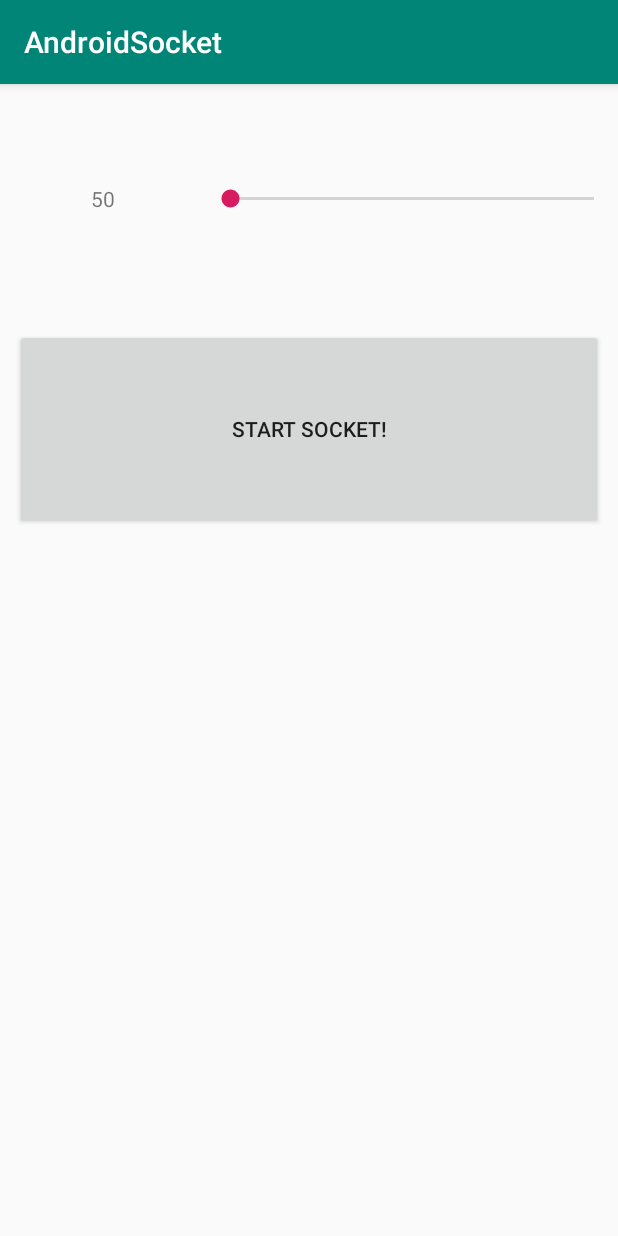
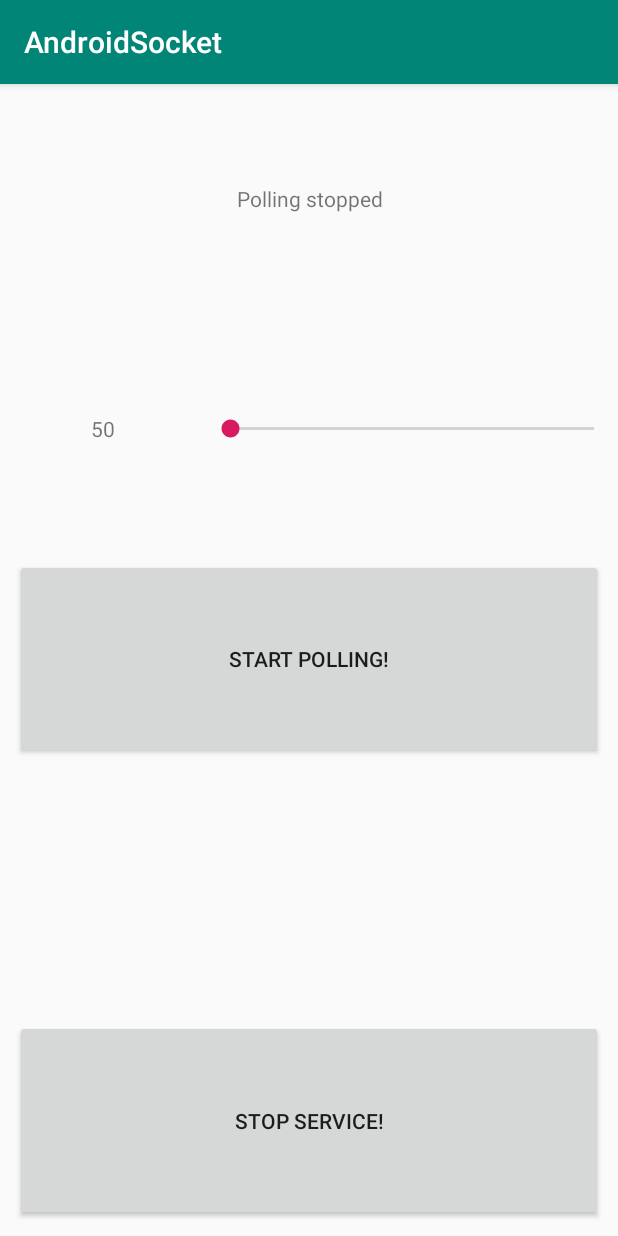
Before and after one commit to webinstruments/AndroidServer, an Android app: the screen it shows after launch (MainActivity), on a phone screen of 412 x 824 dp. Run offline under Robolectric (Android 15) with nearby library versions, the phone set to English and light mode, and no system bars; 3 statements that could not run were skipped.

Commit message:
Added Bound Service

```diff
--- a/app/src/main/java/org/androidsocket/Constants.java
+++ b/app/src/main/java/org/androidsocket/Constants.java
@@ -1,4 +1,10 @@
 package org.androidsocket;
 
 public final class Constants {
+    public static final String START_SERVICE = "START";
+    public static final String ACTION_MAIN = "SocketService";
+    public static final int NOTIFICATION_ID = 1;
+    public static final String CHANNEL_ID = "CHANNEL_ID";
+    public static final String SERVER_PORT = "SERVER_PORT";
+    public static final String POLLING_INTERVAL = "POLLING_INTERVAL";
 }
--- a/app/src/main/java/org/androidsocket/MainActivity.java
+++ b/app/src/main/java/org/androidsocket/MainActivity.java
@@ -1,6 +1,10 @@
 package org.androidsocket;
 
-import android.app.Activity;
+import android.content.ComponentName;
+import android.content.Context;
+import android.content.Intent;
+import android.content.ServiceConnection;
+import android.os.IBinder;
 import android.support.v7.app.AppCompatActivity;
 import android.os.Bundle;
 import android.view.View;
@@ -11,8 +15,6 @@ import android.widget.TextView;
 import org.logging.LogManager;
 import org.logging.LogcatLogger;
 
-import java.util.ArrayList;
-
 public class MainActivity extends AppCompatActivity {
 
     @Override
@@ -20,54 +22,117 @@ public class MainActivity extends AppCompatActivity {
         super.onCreate(savedInstanceState);
         setContentView(R.layout.activity_main);
 
-        PollSlider ps = new PollSlider((SeekBar) this.findViewById(R.id.sliderPoll),
+        this.pollSlider = new PollSlider((SeekBar) this.findViewById(R.id.sliderPoll),
                 (TextView) this.findViewById(R.id.tvPoll), 10,
-                this.sliderValues, 0, this);
+                this.sliderValues, 0);
 
-        StartButton b = new StartButton((Button) this.findViewById(R.id.btnStartServer), this);
+        this.pollingBtn = (Button) findViewById(R.id.btnPolling);
+        this.pollingBtn.setOnClickListener(new View.OnClickListener() {
+            @Override
+            public void onClick(View view) {
+                Button btn = (Button) view;
+                if (MainActivity.this.isServerRunning()) {
+                    MainActivity.this.stopServer();
+                    btn.setText(R.string.btn_state_stopped);
+                } else {
+                    MainActivity.this.startServer();
+                    btn.setText(R.string.btn_state_started);
+                }
+            }
+        });
+
+        this.serviceBtn = (Button) findViewById(R.id.btnService);
+        this.serviceBtn.setOnClickListener(new View.OnClickListener() {
+            @Override
+            public void onClick(View view) {
+                Button btn = (Button) view;
+                if(MainActivity.this.bound) {
+                    MainActivity.this.stopService();
+                    btn.setText(R.string.btn_service_stopped);
+                } else {
+                    MainActivity.this.startService();
+                    btn.setText(R.string.btn_service_started);
+                }
+            }
+        });
 
         LogManager.setLogger(new LogcatLogger());
-        this.server = new Server(12345, ps.getValue());
-        this.server.setReuseAddr(true);
+
+        this.serviceIntent = new Intent(this, WebSocketService.class);
+        this.bindService(this.serviceIntent, this.connection, Context.BIND_AUTO_CREATE);
+        this.stateView = (TextView) this.findViewById(R.id.ServerState);
+        this.synchronize();
+    }
+
+    @Override
+    protected void onStop() {
+        LogManager.getLogger().info("OnStop");
+        super.onStop();
     }
 
     public void startServer() {
-        this.server.start();
+        if (!this.service.isStarted()) {
+            startService(this.serviceIntent);
+        }
+        this.service.start(12345, this.pollSlider.getValue());
+        this.synchronize();
     }
 
     public void stopServer() {
-        this.server.stop();
+        this.service.stop();
+        this.synchronize();
+    }
+
+    public void startService() {
+        this.startService(this.serviceIntent);
+        this.bound = true;
+        synchronize();
+    }
+
+    public void stopService() {
+        this.bound = false;
+        this.synchronize();
+        this.service.stopService();
     }
 
     public void setPollingInterval(int value) {
-        this.server.setTimeout(value);
+        this.service.setTimeout(value);
     }
 
     public Boolean isServerRunning() {
-        return this.server.isRunning();
+        return this.service.isStarted();
     }
 
-    Activity activity;
+    public void synchronize() {
+        this.pollingBtn.setEnabled(true);
+        this.serviceBtn.setText(R.string.btn_service_started);
+        if (!this.bound) {
+            this.stateView.setText(R.string.state_connecting);
+            this.pollingBtn.setText(R.string.btn_state_stopped);
+            if (this.pollingBtn.isEnabled()) {
+                this.pollingBtn.setEnabled(false);
+            }
+            this.serviceBtn.setText(R.string.btn_service_stopped);
+        } else if (this.service.isStarted()) {
+            this.stateView.setText(R.string.state_started);
+            this.pollSlider.setValue(this.service.getTimeout());
+            this.pollingBtn.setText(R.string.btn_state_started);
+        } else {
+            this.stateView.setText(R.string.state_stopped);
+            this.pollingBtn.setText(R.string.btn_state_stopped);
+        }
+    }
+
     final int[] sliderValues = {
-            50,
-            100,
-            500,
-            1000,
-            2000,
-            5000,
-            10000,
-            20000,
-            30000,
-            45000,
-            60000
+            50, 100, 500, 1000, 2000, 5000,
+            10000, 20000, 30000, 45000, 60000
     };
 
     class PollSlider implements SeekBar.OnSeekBarChangeListener {
 
-        public PollSlider(SeekBar slider, TextView output, int max, int[] sliderValues, int defaultStep, MainActivity parent) {
+        public PollSlider(SeekBar slider, TextView output, int max, int[] sliderValues, int defaultStep) {
             this.slider = slider;
             this.output = output;
-            this.parent = parent;
             this.values = sliderValues;
             this.slider.setMax(max);
             this.slider.setProgress(defaultStep);
@@ -87,11 +152,19 @@ public class MainActivity extends AppCompatActivity {
 
         @Override
         public void onStopTrackingTouch(SeekBar seekBar) {
-            this.parent.setPollingInterval(this.getValue());
+            MainActivity.this.setPollingInterval(this.getValue());
         }
 
         public int getValue() {
             return this.values[this.slider.getProgress()];
+        }
+
+        public void setValue(int value) {
+            for (int i = 0; i < values.length; ++i)
+                if (values[i] == value) {
+                    this.slider.setProgress(i);
+                    break;
+                }
         }
 
         private void displayText(int progress) {
@@ -101,27 +174,31 @@ public class MainActivity extends AppCompatActivity {
         SeekBar slider;
         TextView output;
         int[] values;
-        MainActivity parent;
     }
 
-    class StartButton implements View.OnClickListener {
-
-        public StartButton(Button b, MainActivity parent) {
-            this.button = b;
-            this.parent = parent;
-            this.button.setOnClickListener(this);
+    private ServiceConnection connection = new ServiceConnection() {
+        @Override
+        public void onServiceConnected(ComponentName componentName, IBinder iBinder) {
+            WebSocketService.ASBinder binder = (WebSocketService.ASBinder) iBinder;
+            MainActivity.this.service = ((WebSocketService.ASBinder) iBinder).getService();
+            LogManager.getLogger().info("Connected with Service [%s]", MainActivity.this.service.getID());
+            MainActivity.this.bound = true;
+            MainActivity.this.synchronize();
         }
 
         @Override
-        public void onClick(View view) {
-            parent.startServer();
-            this.button.setText(R.string.btn_started);
-            this.button.setEnabled(false);
+        public void onServiceDisconnected(ComponentName componentName) {
+            LogManager.getLogger().warning("OnServiceDisconnected");
+            MainActivity.this.bound = false;
+            MainActivity.this.synchronize();
         }
+    };
 
-        Button button;
-        MainActivity parent;
-    }
-
-    Server server;
+    WebSocketService service;
+    TextView stateView;
+    Button pollingBtn;
+    Button serviceBtn;
+    Intent serviceIntent;
+    boolean bound = false;
+    PollSlider pollSlider;
 }
--- a/app/src/main/java/org/logging/LogManager.java
+++ b/app/src/main/java/org/logging/LogManager.java
@@ -15,7 +15,7 @@ public class LogManager {
         return singleton.currentLogger;
     }
 
-    public static void setLogger(Logging l) {
+    synchronized public static void setLogger(Logging l) {
         if(singleton == null) {
             singleton = new LogManager();
         }
--- a/app/src/main/res/layout/activity_main.xml
+++ b/app/src/main/res/layout/activity_main.xml
@@ -6,6 +6,18 @@
     android:weightSum="5"
     android:orientation="vertical"
     tools:context=".MainActivity">
+
+    <LinearLayout
+        android:layout_width="match_parent"
+        android:layout_height="0dp"
+        android:layout_weight="1">
+        <TextView
+            android:layout_width="match_parent"
+            android:layout_height="match_parent"
+            android:gravity="center"
+            android:id="@+id/ServerState">
+        </TextView>
+    </LinearLayout>
 
     <LinearLayout
         android:layout_width="match_parent"
@@ -34,8 +46,22 @@
         <Button
             android:layout_width="match_parent"
             android:layout_height="match_parent"
-            android:text="@string/btn_start"
             android:layout_margin="10dp"
-            android:id="@+id/btnStartServer"/>
+            android:id="@+id/btnPolling"/>
+    </LinearLayout>
+    <LinearLayout
+        android:layout_width="match_parent"
+        android:layout_height="0dp"
+        android:layout_weight="1">
+    </LinearLayout>
+    <LinearLayout
+        android:layout_width="match_parent"
+        android:layout_height="0dp"
+        android:layout_weight="1">
+        <Button
+            android:layout_width="match_parent"
+            android:layout_height="match_parent"
+            android:layout_margin="10dp"
+            android:id="@+id/btnService"/>
     </LinearLayout>
 </LinearLayout>
--- a/app/src/main/res/values/strings.xml
+++ b/app/src/main/res/values/strings.xml
@@ -1,5 +1,12 @@
 <resources>
     <string name="app_name">AndroidSocket</string>
-    <string name="btn_start">Start Socket!</string>
-    <string name="btn_started">Socket already started!</string>
+    <string name="btn_state_stopped">Start Polling!</string>
+    <string name="btn_state_started">Stop Polling!</string>
+    <string name="btn_service_started">Stop Service!</string>
+    <string name="btn_service_stopped">Start Service!</string>
+    <string name="notification_text_started">Service started</string>
+    <string name="notification_clients_connected">Service started</string>
+    <string name="state_started">Polling started</string>
+    <string name="state_stopped">Polling stopped</string>
+    <string name="state_connecting">Service not started</string>
 </resources>
```
Also changed, not shown: app/src/main/AndroidManifest.xml (+6 -1 lines), app/src/main/java/org/androidsocket/Models/Connection.java (added, +27 -0 lines), app/src/main/java/org/androidsocket/Polling.java (+8 -4 lines), app/src/main/java/org/androidsocket/Server.java (+10 -1 lines), app/src/main/java/org/androidsocket/WSUtils.java (+25 -0 lines), app/src/main/java/org/androidsocket/WebSocketService.java (added, +106 -0 lines).
